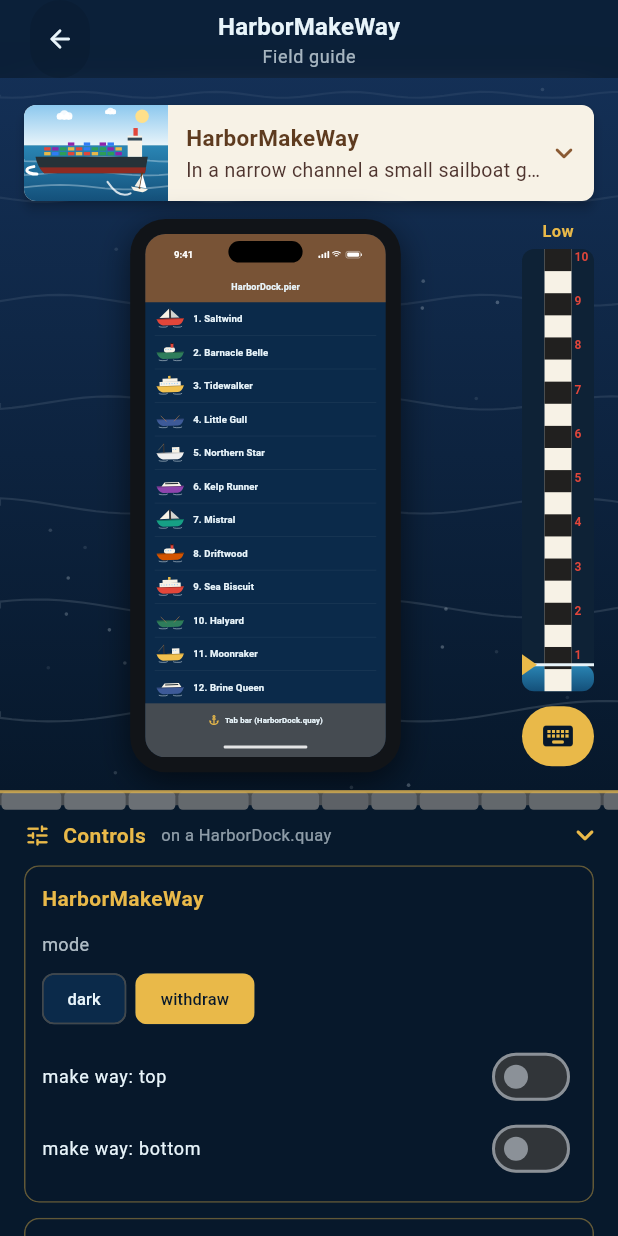
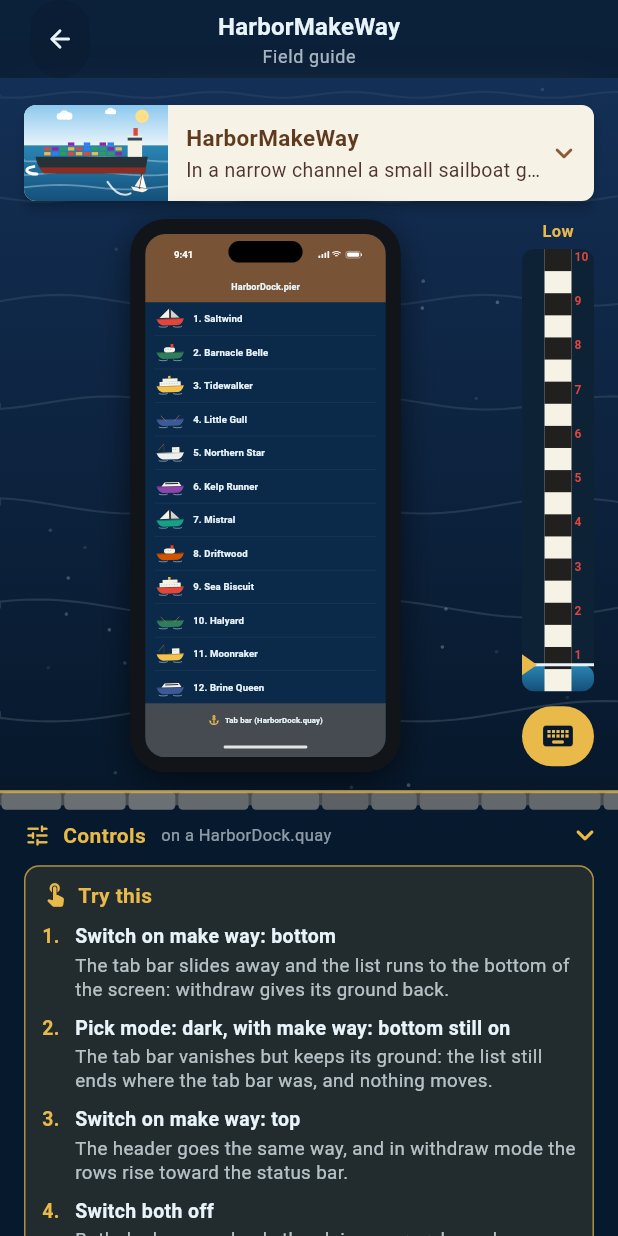
Before and after one commit to SupposedlySam/harbor, a Flutter app: the MakeWayEntry widget shown alone on an empty page, opened directly, on a phone screen of 412 x 824 dp. Run offline on Flutter 3.47's test engine with Material 3 defaults, Android fonts, the phone set to English and light mode, and no system bars; Roboto replaces fonts that are missing (Georgia, Menlo).

Commit message:
feat(example): a Try this card on field guide pages, with Make Way's steps
Each page can now say what to do and what to watch for, as numbered steps at the top of
the controls (the panel on a wide screen, the quay on a phone). Make Way has its steps;
the other entries follow.

Co-Authored-By: Claude Opus 5.5 (1M context) <noreply@anthropic.com>

```diff
--- a/example/lib/field_guide/entries_content.dart
+++ b/example/lib/field_guide/entries_content.dart
@@ -1164,6 +1164,12 @@ class _MakeWayEntryState extends State<MakeWayEntry> {
   @override
   Widget build(final BuildContext context) => GuidePage(
     className: 'HarborMakeWay',
+    tryThis: const <TryStep>[
+      TryStep('Switch on make way: bottom', 'The tab bar slides away and the list runs to the bottom of the screen: withdraw gives its ground back.'),
+      TryStep('Pick mode: dark, with make way: bottom still on', 'The tab bar vanishes but keeps its ground: the list still ends where the tab bar was, and nothing moves.'),
+      TryStep('Switch on make way: top', 'The header goes the same way, and in withdraw mode the rows rise toward the status bar.'),
+      TryStep('Switch both off', 'Both docks come back; the claims were released.'),
+    ],
     realWorld:
         'In a narrow channel a small sailboat gives way to a big ship that can only steer in the channel: it bears away '
         'to the edge, or heaves to, and comes back once the ship has passed.',
--- a/example/lib/field_guide/guide_page.dart
+++ b/example/lib/field_guide/guide_page.dart
@@ -24,6 +24,7 @@ class GuidePage extends StatefulWidget {
     required this.stage,
     required this.code,
     this.controls = const <Widget>[],
+    this.tryThis = const <TryStep>[],
     this.device = StageDevice.iPhone17,
     this.tide = true,
     this.focus = StageFocus.whole,
@@ -50,6 +51,10 @@ class GuidePage extends StatefulWidget {
 
   /// This class's own options.
   final List<Widget> controls;
+
+  /// What to do on this page, and what to watch for: shown first among the controls, so opening a
+  /// page says how to try the class.
+  final List<TryStep> tryThis;
 
   final StageDevice device;
 
@@ -85,6 +90,10 @@ class _GuidePageState extends State<GuidePage> {
   Widget build(final BuildContext context) {
     final bool sideBySide = MediaQuery.sizeOf(context).width >= GuidePage.sideBySideWidth;
     final List<Widget> controls = <Widget>[
+      if (widget.tryThis.isNotEmpty) ...<Widget>[
+        TryThisCard(steps: widget.tryThis),
+        const SizedBox(height: 10),
+      ],
       if (widget.controls.isNotEmpty) ...<Widget>[
         _Panel(title: widget.className, children: widget.controls),
         const SizedBox(height: 10),
@@ -440,6 +449,76 @@ class _Line extends StatelessWidget {
 }
 
 const TextStyle _panelTitle = TextStyle(fontFamily: 'Menlo', color: Palette.brass, fontWeight: FontWeight.w700);
+
+/// One thing to try on a guide page: what to do, and what to watch happen.
+@immutable
+class TryStep {
+  const TryStep(this.action, this.watch);
+
+  /// What to do, in the controls' own words: "Switch on make way: bottom".
+  final String action;
+
+  /// What should happen on the stage, and why it matters.
+  final String watch;
+}
+
+/// The page's directions: numbered steps, each an action and what to watch for.
+class TryThisCard extends StatelessWidget {
+  const TryThisCard({super.key, required this.steps});
+
+  final List<TryStep> steps;
+
+  @override
+  Widget build(final BuildContext context) => DecoratedBox(
+    key: const ValueKey<String>('try this'),
+    decoration: BoxDecoration(
+      color: Palette.brass.withValues(alpha: 0.12),
+      borderRadius: BorderRadius.circular(10),
+      border: Border.all(color: Palette.brass.withValues(alpha: 0.7)),
+    ),
+    child: Padding(
+      padding: const EdgeInsets.fromLTRB(12, 10, 12, 12),
+      child: Column(
+        crossAxisAlignment: CrossAxisAlignment.stretch,
+        children: <Widget>[
+          const Row(
+            children: <Widget>[
+              Icon(Icons.touch_app_rounded, size: 18, color: Palette.brass),
+              SizedBox(width: 6),
+              Text('Try this', style: _panelTitle),
+            ],
+          ),
+          for (int i = 0; i < steps.length; i++)
+            Padding(
+              padding: const EdgeInsets.only(top: 8),
+              child: Row(
+                crossAxisAlignment: CrossAxisAlignment.start,
+                children: <Widget>[
+                  SizedBox(
+                    width: 22,
+                    child: Text('${i + 1}.', style: const TextStyle(fontWeight: FontWeight.w700, color: Palette.brass, fontSize: 13)),
+                  ),
+                  Expanded(
+                    child: Column(
+                      crossAxisAlignment: CrossAxisAlignment.start,
+                      children: <Widget>[
+                        Text(steps[i].action, style: const TextStyle(fontWeight: FontWeight.w700, color: Palette.foam, fontSize: 13)),
+                        const SizedBox(height: 2),
+                        Text(
+                          steps[i].watch,
+                          style: TextStyle(color: Palette.foam.withValues(alpha: 0.75), fontSize: 12.5, height: 1.3),
+                        ),
+                      ],
+                    ),
+                  ),
+                ],
+              ),
+            ),
+        ],
+      ),
+    ),
+  );
+}
 
 class _Panel extends StatelessWidget {
   const _Panel({required this.title, required this.children, this.header});
```
